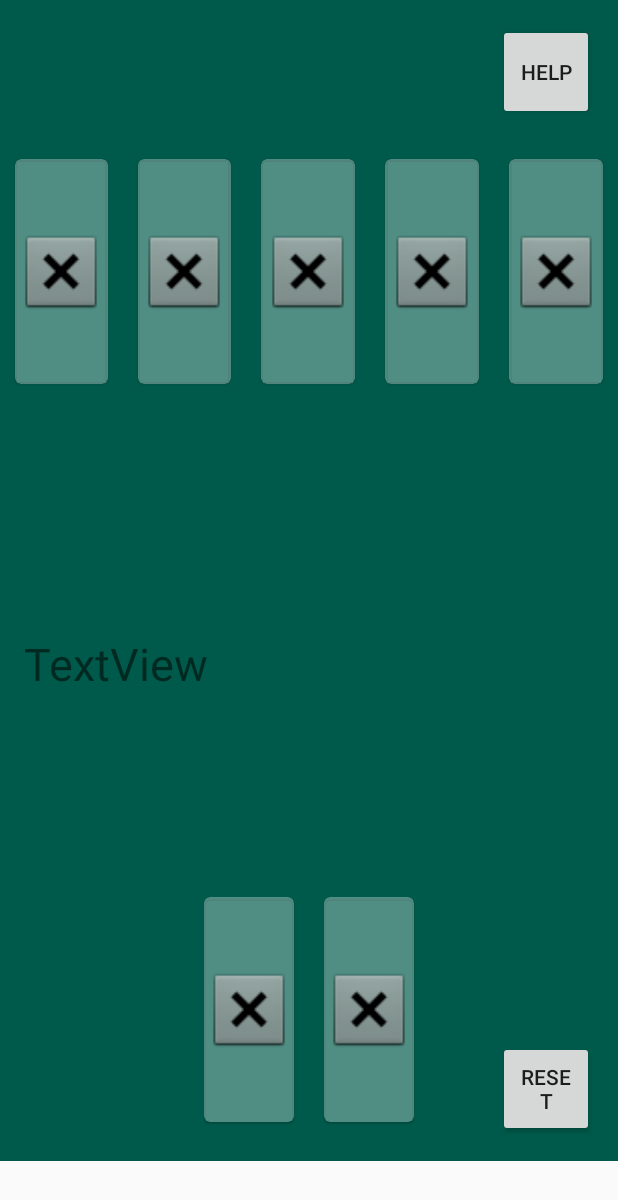
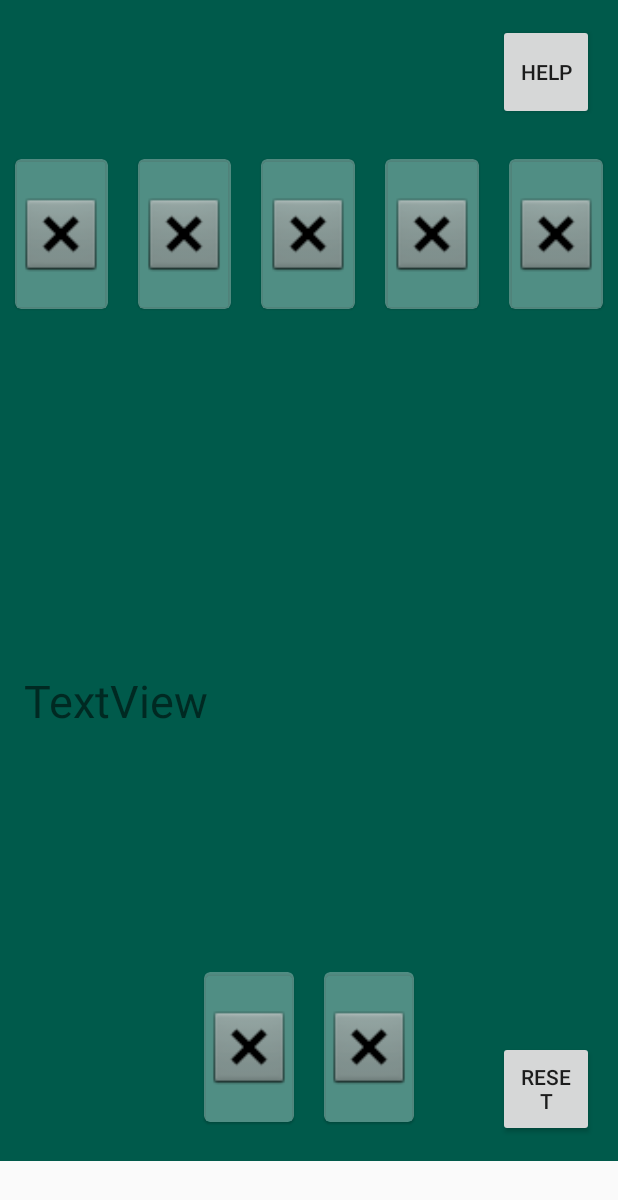
Before and after one commit to MoonLight-inc/Poker-Prophet, an Android app: the HoldemFragment screen opened through its navigation route, on a phone screen of 412 x 824 dp. Shown: the top 1200 px of the screen. Run offline under Robolectric (Android 15) with nearby library versions, the phone set to English and light mode, and no system bars; our stand-ins replace AdMob.

Commit message:
fixes + TODO

```diff
--- a/app/src/main/java/com/moonlight/pokerprophet/DataUtil.java
+++ b/app/src/main/java/com/moonlight/pokerprophet/DataUtil.java
@@ -10,6 +10,8 @@ public class DataUtil {
     public static ArrayList<String> ranks = new ArrayList<>(Arrays.asList("2", "3", "4", "5", "6", "7", "8", "9", "10", "j", "q", "k", "a"));
     public static ArrayList<String> suits = new ArrayList<>(Arrays.asList("c", "d", "s", "h"));
 
+    //TODO Combo
+
 
     public static List<Card> getCards(final String suit) {
         List<Card> cards = new ArrayList<>();
--- a/app/src/main/res/layout/card_holder.xml
+++ b/app/src/main/res/layout/card_holder.xml
@@ -1,15 +1,15 @@
 <?xml version="1.0" encoding="utf-8"?>
 <com.google.android.material.card.MaterialCardView xmlns:android="http://schemas.android.com/apk/res/android"
     xmlns:app="http://schemas.android.com/apk/res-auto"
-    android:layout_width="60dp"
-    android:layout_height="150dp"
+    android:layout_width="wrap_content"
+    android:layout_height="wrap_content"
     android:layout_gravity="center"
     app:cardBackgroundColor="#50FFFFFF">
 
     <ImageView
         android:id="@+id/imageView"
         android:layout_width="60dp"
-        android:layout_height="150dp"
+        android:layout_height="100dp"
         android:layout_gravity="center"
         app:srcCompat="@android:drawable/btn_dialog" />
 
--- a/app/src/main/res/layout/fragment_holdem.xml
+++ b/app/src/main/res/layout/fragment_holdem.xml
@@ -76,7 +76,7 @@
             android:id="@+id/hand1"
             layout="@layout/card_holder"
             android:layout_width="60dp"
-            android:layout_height="150dp"
+            android:layout_height="100dp"
             android:layout_margin="10dp"
             android:layout_weight="1" />
 
@@ -84,7 +84,7 @@
             android:id="@+id/hand2"
             layout="@layout/card_holder"
             android:layout_width="60dp"
-            android:layout_height="150dp"
+            android:layout_height="100dp"
             android:layout_margin="10dp"
             android:layout_weight="1" />
     </LinearLayout>
```
